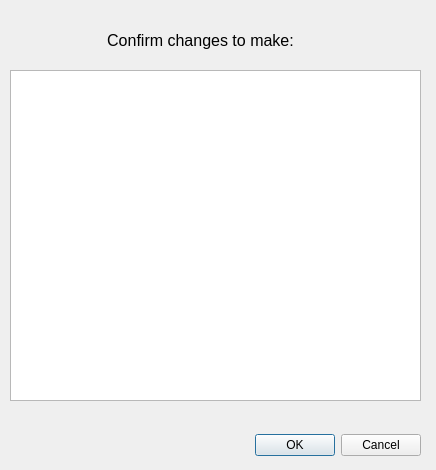
First picture: the form in change_confirm.ui, repository Simonfu28/Azzier-Automater, before the edit.
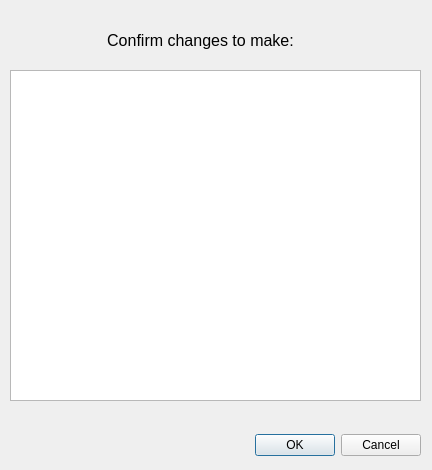
Second picture: the form after the edit.

Commit message: Working on UI stuff (radio buttons dont work)

```diff
--- a/change_confirm.ui
+++ b/change_confirm.ui
@@ -6,7 +6,7 @@
    <rect>
     <x>0</x>
     <y>0</y>
-    <width>436</width>
+    <width>432</width>
     <height>470</height>
    </rect>
   </property>
```
Left out of the diff: 22 changed lines with no effect on the pictures. The commit also changes 1 other file.
